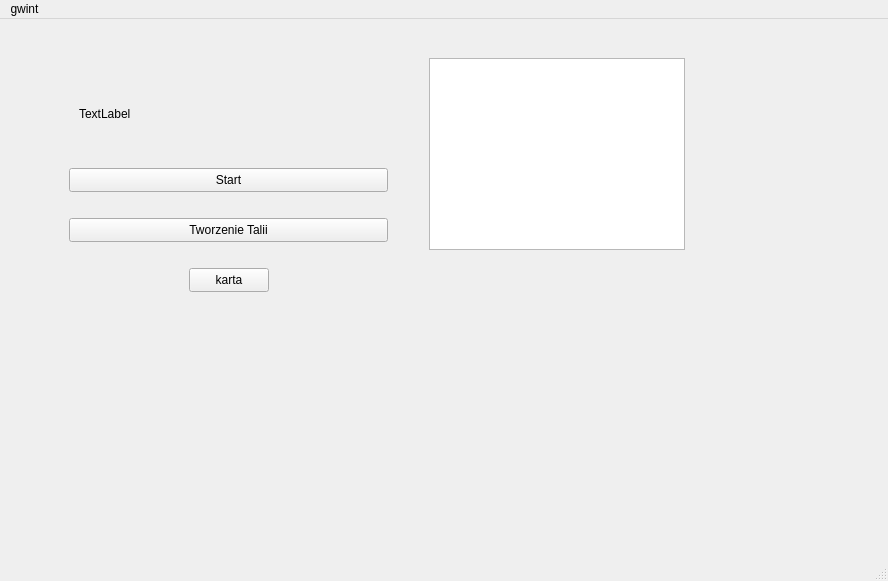
The window that Gwint/mainwindow.ui (Aleksander-Szostek/Programowanie2_Projekt_Gwint) describes before a commit, drawn with Qt 5.
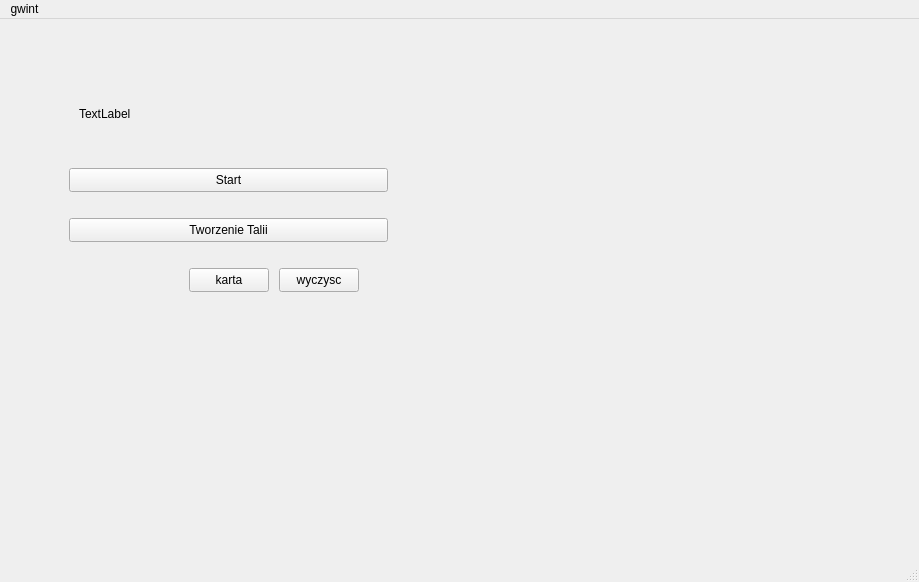
The same window after the commit. Icons and pictures are not drawn.

```diff
--- a/Gwint/mainwindow.ui
+++ b/Gwint/mainwindow.ui
@@ -6,8 +6,8 @@
    <rect>
     <x>0</x>
     <y>0</y>
-    <width>888</width>
-    <height>581</height>
+    <width>919</width>
+    <height>582</height>
    </rect>
   </property>
   <property name="windowTitle">
@@ -87,19 +87,6 @@
          <string>Tworzenie Talii</string>
         </property>
        </widget>
-       <widget class="QGraphicsView" name="graphicsView">
-        <property name="geometry">
-         <rect>
-          <x>420</x>
-          <y>30</y>
-          <width>256</width>
-          <height>192</height>
-         </rect>
-        </property>
-        <property name="styleSheet">
-         <string notr="true">background-image: url(:/plansza.jpg);</string>
-        </property>
-       </widget>
        <widget class="QPushButton" name="button_dobierz">
         <property name="geometry">
          <rect>
@@ -124,6 +111,30 @@
         </property>
         <layout class="QHBoxLayout" name="layout_reki"/>
        </widget>
+       <widget class="QWidget" name="horizontalLayoutWidget_2">
+        <property name="geometry">
+         <rect>
+          <x>410</x>
+          <y>80</y>
+          <width>461</width>
+          <height>221</height>
+         </rect>
+        </property>
+        <layout class="QHBoxLayout" name="layout_plansza_test"/>
+       </widget>
+       <widget class="QPushButton" name="wyczysc_button">
+        <property name="geometry">
+         <rect>
+          <x>270</x>
+          <y>240</y>
+          <width>80</width>
+          <height>24</height>
+         </rect>
+        </property>
+        <property name="text">
+         <string>wyczysc</string>
+        </property>
+       </widget>
       </widget>
       <widget class="QWidget" name="Plansza">
        <property name="autoFillBackground">
@@ -142,7 +153,7 @@
     <rect>
      <x>0</x>
      <y>0</y>
-     <width>888</width>
+     <width>919</width>
      <height>21</height>
     </rect>
    </property>
```
